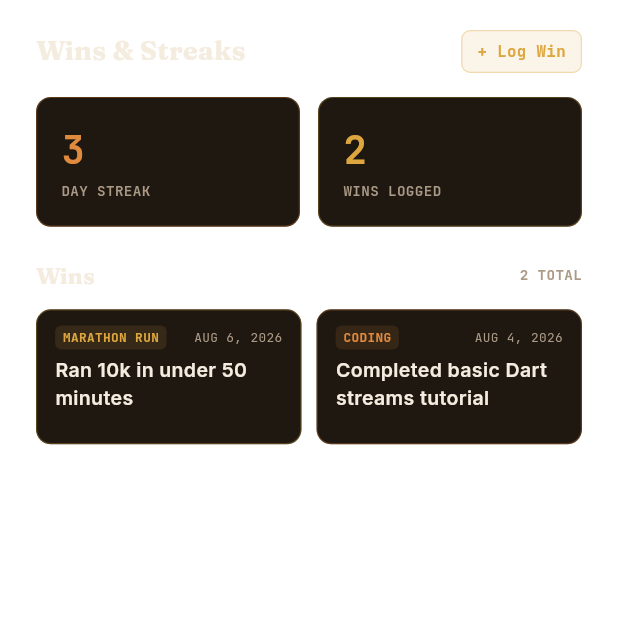
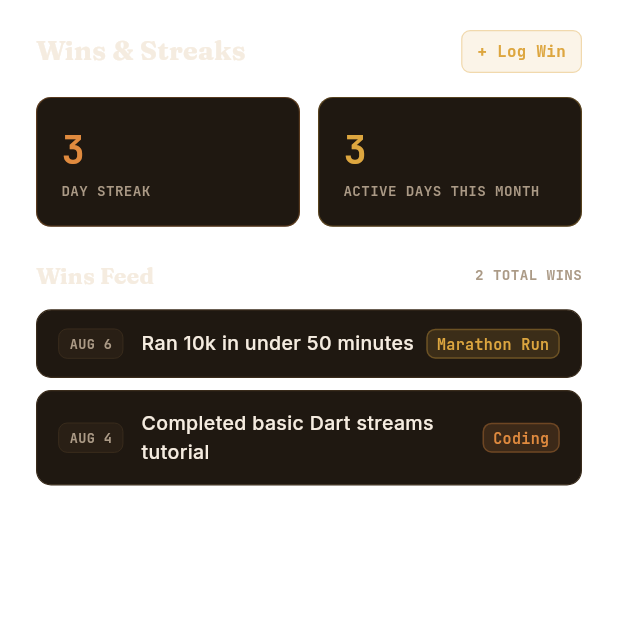
Before and after one commit to clay-egg/Milestones, a Flutter app: the AchievementsScreen screen opened directly, on a phone screen of 412 x 824 dp, the top half of it. Run offline on Flutter 3.47's test engine with Material 3 defaults, Android fonts, the phone set to English and light mode, and no system bars; our stand-ins replace drift, flutter_riverpod, google_fonts; accounts and stored records are empty; generated files the repository leaves out were written again.

Commit message:
refactor: replace win grid with timeline feed, add active days tracking, and remove Achievements screen from navigation

```diff
--- a/lib/main.dart
+++ b/lib/main.dart
@@ -95,7 +95,6 @@ class AppShell extends ConsumerWidget {
       TasksScreen(),
       RecapScreen(),
       FocusScreen(),
-      AchievementsScreen(),
       SettingsScreen(),
     ];
 
@@ -104,7 +103,6 @@ class AppShell extends ConsumerWidget {
       Icons.check_box_outlined,
       Icons.auto_graph_rounded,
       Icons.center_focus_strong_rounded,
-      Icons.military_tech_rounded,
       Icons.tune_rounded,
     ];
     final pageSubtitles = const [
@@ -112,7 +110,6 @@ class AppShell extends ConsumerWidget {
       'To-Do',
       'Recap & Insights',
       'Focus',
-      'Wins & Streaks',
       'Settings',
     ];
 
@@ -253,10 +250,6 @@ class AppShell extends ConsumerWidget {
               label: 'Focus',
             ),
             BottomNavigationBarItem(
-              icon: Icon(Icons.military_tech_rounded),
-              label: 'Wins',
-            ),
-            BottomNavigationBarItem(
               icon: Icon(Icons.tune_rounded),
               label: 'Settings',
             ),
@@ -383,17 +376,10 @@ class AppShell extends ConsumerWidget {
               ),
               const SizedBox(height: 6),
               SidebarNavItem(
-                label: 'Wins & Streaks',
-                icon: Icons.military_tech_rounded,
+                label: 'Settings',
+                icon: Icons.tune_rounded,
                 isSelected: activeIndex == 4,
                 onTap: () => ref.read(navigationIndexProvider.notifier).state = 4,
-              ),
-              const SizedBox(height: 6),
-              SidebarNavItem(
-                label: 'Settings',
-                icon: Icons.tune_rounded,
-                isSelected: activeIndex == 5,
-                onTap: () => ref.read(navigationIndexProvider.notifier).state = 5,
               ),
 
               const Spacer(),
--- a/lib/screens/achievements_screen.dart
+++ b/lib/screens/achievements_screen.dart
@@ -183,6 +183,17 @@ class _AchievementsScreenState extends ConsumerState<AchievementsScreen> {
       return isGold || hasWinKeyword;
     }).toList();
 
+    // Calculate Active Days this month
+    final now = DateTime.now();
+    final currentMonthStart = DateTime(now.year, now.month, 1);
+    final Set<String> activeMonthDays = {};
+    for (final e in entries) {
+      if (e.entry.date.isAfter(currentMonthStart.subtract(const Duration(seconds: 1)))) {
+        activeMonthDays.add(DateFormat('yyyy-MM-dd').format(e.entry.date));
+      }
+    }
+    final activeDaysThisMonth = activeMonthDays.length;
+
     return Scaffold(
       backgroundColor: Colors.transparent,
       body: SingleChildScrollView(
@@ -217,7 +228,7 @@ class _AchievementsScreenState extends ConsumerState<AchievementsScreen> {
               ),
               const SizedBox(height: 16),
 
-              // 2. Pure Minimalist Numbers Banner (Zero Emojis)
+              // 2. Pure Minimalist Numbers Banner
               Row(
                 children: [
                   Expanded(
@@ -257,12 +268,12 @@ class _AchievementsScreenState extends ConsumerState<AchievementsScreen> {
                         crossAxisAlignment: CrossAxisAlignment.start,
                         children: [
                           Text(
-                            '${winEntries.length}',
+                            '$activeDaysThisMonth',
                             style: AppFonts.mono(context, size: 26, color: goldColor, weight: FontWeight.bold),
                           ),
                           const SizedBox(height: 2),
                           Text(
-                            'WINS LOGGED',
+                            'ACTIVE DAYS THIS MONTH',
                             style: AppFonts.mono(context, size: 9.5, color: theme.textMuted, weight: FontWeight.w600),
                           ),
                         ],
@@ -273,13 +284,13 @@ class _AchievementsScreenState extends ConsumerState<AchievementsScreen> {
               ),
               const SizedBox(height: 22),
 
-              // 3. Clean Wins List / Grid
+              // 3. Clean Wins Timeline Feed
               Row(
                 mainAxisAlignment: MainAxisAlignment.spaceBetween,
                 children: [
-                  Text('Wins', style: AppFonts.heading(context, size: 15)),
+                  Text('Wins Feed', style: AppFonts.heading(context, size: 15)),
                   Text(
-                    '${winEntries.length} TOTAL',
+                    '${winEntries.length} TOTAL WINS',
                     style: AppFonts.mono(context, size: 9.5, color: theme.textMuted, weight: FontWeight.bold),
                   ),
                 ],
@@ -302,60 +313,55 @@ class _AchievementsScreenState extends ConsumerState<AchievementsScreen> {
                   ),
                 )
               else
-                GridView.builder(
+                ListView.separated(
                   padding: EdgeInsets.zero,
                   shrinkWrap: true,
                   physics: const NeverScrollableScrollPhysics(),
-                  gridDelegate: const SliverGridDelegateWithMaxCrossAxisExtent(
-                    maxCrossAxisExtent: 260,
-                    mainAxisExtent: 90,
-                    crossAxisSpacing: 10,
-                    mainAxisSpacing: 10,
-                  ),
                   itemCount: winEntries.length,
+                  separatorBuilder: (_, __) => const SizedBox(height: 8),
                   itemBuilder: (context, index) {
                     final item = winEntries[index];
                     final catColor = AppColors.getRoleColor(item.category.role, theme.isDark);
 
                     return Container(
-                      padding: const EdgeInsets.symmetric(horizontal: 12, vertical: 10),
+                      padding: const EdgeInsets.symmetric(horizontal: 14, vertical: 12),
                       decoration: BoxDecoration(
                         color: theme.surface,
                         borderRadius: BorderRadius.circular(10),
-                        border: Border.all(color: catColor.withValues(alpha: 0.3), width: 0.8),
+                        border: Border.all(color: theme.border, width: 0.8),
                       ),
-                      child: Column(
-                        crossAxisAlignment: CrossAxisAlignment.start,
-                        mainAxisAlignment: MainAxisAlignment.spaceBetween,
+                      child: Row(
+                        crossAxisAlignment: CrossAxisAlignment.center,
                         children: [
-                          Row(
-                            mainAxisAlignment: MainAxisAlignment.spaceBetween,
-                            children: [
-                              Container(
-                                padding: const EdgeInsets.symmetric(horizontal: 5, vertical: 2),
-                                decoration: BoxDecoration(
-                                  color: catColor.withValues(alpha: 0.12),
-                                  borderRadius: BorderRadius.circular(4),
-                                ),
-                                child: Text(
-                                  item.category.name.toUpperCase(),
-                                  style: AppFonts.mono(context, size: 8.5, color: catColor, weight: FontWeight.bold),
-                                ),
-                              ),
-                              Text(
-                                DateFormat('MMM d, yyyy').format(item.entry.date).toUpperCase(),
-                                style: AppFonts.mono(context, size: 8.5, color: theme.textMuted),
-                              ),
-                            ],
+                          // Date Badge
+                          Container(
+                            padding: const EdgeInsets.symmetric(horizontal: 7, vertical: 3),
+                            decoration: BoxDecoration(
+                              color: theme.isDark ? AppColors.darkSurface2 : AppColors.lightBg,
+                              borderRadius: BorderRadius.circular(6),
+                              border: Border.all(color: theme.border, width: 0.6),
+                            ),
+                            child: Text(
+                              DateFormat('MMM d').format(item.entry.date).toUpperCase(),
+                              style: AppFonts.mono(context, size: 9, color: theme.textMuted, weight: FontWeight.bold),
+                            ),
                           ),
-                          const SizedBox(height: 4),
+                          const SizedBox(width: 12),
+
+                          // Win Description
                           Expanded(
                             child: Text(
                               item.entry.description,
-                              style: AppFonts.ui(context, size: 13, weight: FontWeight.w600),
-                              maxLines: 2,
-                              overflow: TextOverflow.ellipsis,
+                              style: AppFonts.ui(context, size: 13, color: theme.text, weight: FontWeight.w500),
                             ),
+                          ),
+                          const SizedBox(width: 8),
+
+                          // Category Badge
+                          RoleBadge(
+                            text: item.category.name,
+                            role: item.category.role,
+                            isSmall: true,
                           ),
                         ],
                       ),
```
